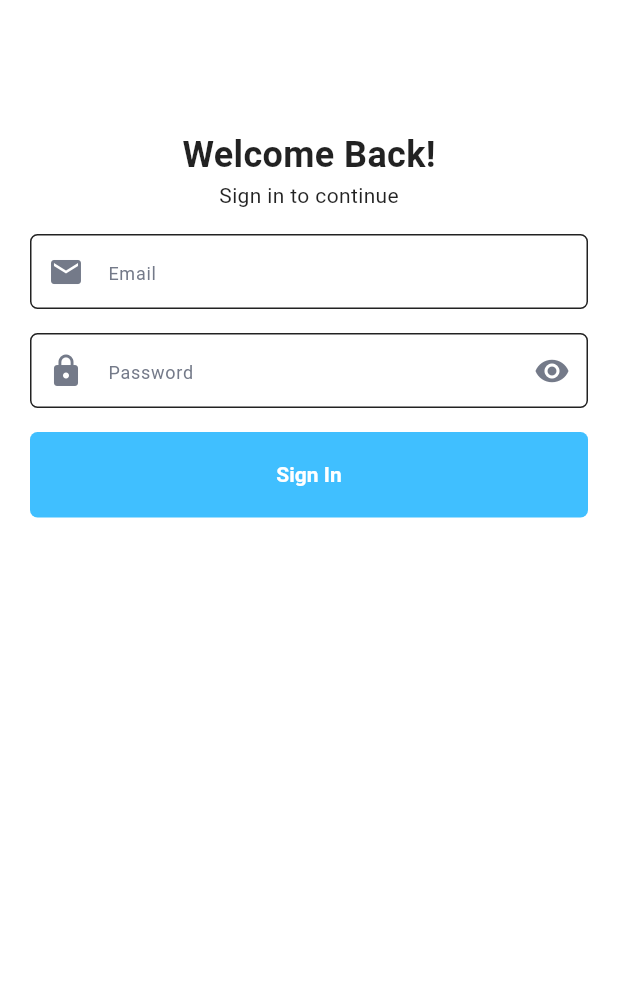
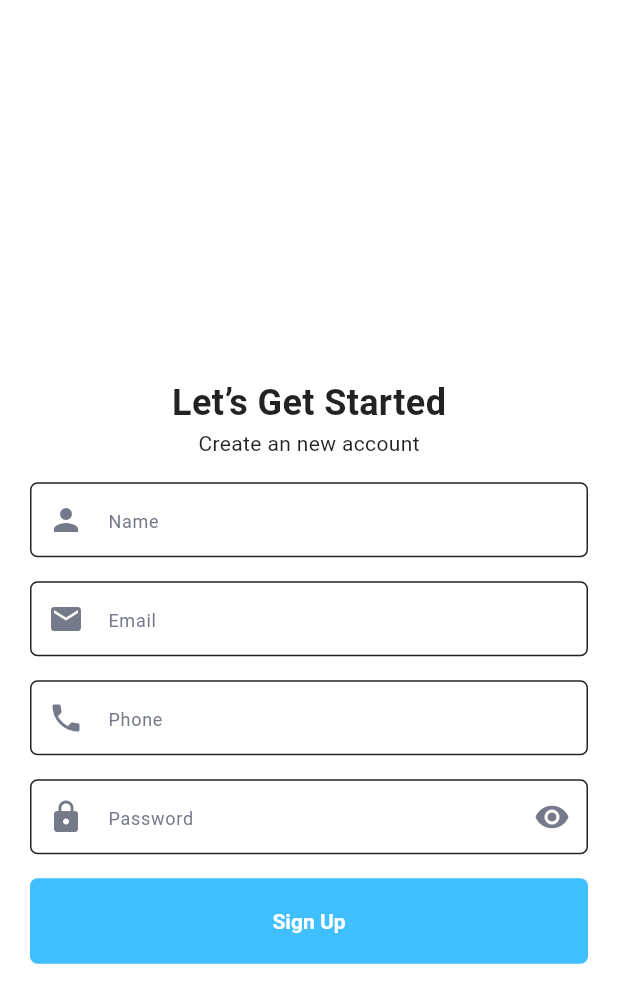
Before and after one commit to Ommarragab52/E-CommerceApp-Flutter-, a Flutter app: the screen it shows after launch, on a phone screen of 412 x 824 dp. Shown: the top 1003 px of the screen. Run offline on Flutter 3.47's test engine with Material 3 defaults, Android fonts, the phone set to English and light mode, and no system bars; our stand-ins replace dio, flutter_bloc, smooth_page_indicator.

Commit message:
+ Add register feature

```diff
--- a/lib/core/networking/api_constants.dart
+++ b/lib/core/networking/api_constants.dart
@@ -1,4 +1,5 @@
 class ApiConstants {
   static const BASE_URL = 'https://student.valuxapps.com/api/';
   static const LOGIN_ENDPOINT = 'login';
+  static const REGISTER_ENDPOINT = 'register';
 }
--- a/lib/core/routing/app_router.dart
+++ b/lib/core/routing/app_router.dart
@@ -4,6 +4,8 @@ import 'package:flutter_ecommerce_app/core/routing/routes.dart';
 import 'package:flutter_ecommerce_app/features/login/logic/login_cubit.dart';
 import 'package:flutter_ecommerce_app/features/login/ui/login_screen.dart';
 import 'package:flutter_ecommerce_app/features/onboarding/onboarding_screen.dart';
+import 'package:flutter_ecommerce_app/features/register/logic/register_cubit.dart';
+import 'package:flutter_ecommerce_app/features/register/ui/register_screen.dart';
 
 class AppRouter {
   Route? generateRoute(RouteSettings settings) {
@@ -12,10 +14,18 @@ class AppRouter {
         return MaterialPageRoute(
           builder: (context) => const OnBoardingScreen(),
         );
+
       case Routes.loginScreen:
         return MaterialPageRoute(
             builder: (contex) => BlocProvider(
                 create: (context) => LoginCubit(), child: const LoginScreen()));
+
+      case Routes.registerScreen:
+        return MaterialPageRoute(
+            builder: (context) => BlocProvider(
+                create: (context) => RegisterCubit(),
+                child: const RegisterScreen()));
+
       default:
         return null;
     }
--- a/lib/core/routing/routes.dart
+++ b/lib/core/routing/routes.dart
@@ -1,4 +1,5 @@
 class Routes {
   static const String onBoardingScreen = '/onBoardingScreen';
   static const String loginScreen = '/loginScreen';
+  static const String registerScreen = '/registerScreen';
 }
--- a/lib/ecommerce_app.dart
+++ b/lib/ecommerce_app.dart
@@ -12,7 +12,7 @@ class EcommerceApp extends StatelessWidget {
     return MaterialApp(
       debugShowCheckedModeBanner: false,
       theme: lightTheme,
-      initialRoute: Routes.loginScreen,
+      initialRoute: Routes.registerScreen,
       onGenerateRoute: appRouter.generateRoute,
     );
   }
--- a/lib/features/login/data/repository/login_repository.dart
+++ b/lib/features/login/data/repository/login_repository.dart
@@ -12,7 +12,7 @@ class LoginRepository {
       var response =
           await apiServices.signIn(loginRequest: loginRequest, lang: lang);
       return LoginResponse.fromJson(response.data);
-    } catch (error) {
+    } catch (e) {
       rethrow;
     }
   }
--- a/lib/features/login/logic/login_cubit.dart
+++ b/lib/features/login/logic/login_cubit.dart
@@ -10,10 +10,10 @@ class LoginCubit extends Cubit<LoginState> {
   var formKey = GlobalKey<FormState>();
   var emailColtroller = TextEditingController();
   var passwordColtroller = TextEditingController();
-  var loginRepository = LoginRepository(apiServices: ApiServices());
 
   void signIn() {
     emit(LoginLoadingState());
+    var loginRepository = LoginRepository(apiServices: ApiServices());
     loginRepository
         .signIn(
             loginRequest: LoginRequest(
--- a/lib/features/login/ui/widgets/email_and_password.dart
+++ b/lib/features/login/ui/widgets/email_and_password.dart
@@ -12,7 +12,7 @@ class EmailPasswordTextFiled extends StatefulWidget {
 
 class _EmailPasswordTextFiledState extends State<EmailPasswordTextFiled> {
   var isPassword = true;
-  @override
+
   @override
   Widget build(BuildContext context) {
     return Form(
--- /dev/null
+++ b/lib/features/register/data/models/register_request.dart
@@ -0,0 +1,31 @@
+class RegisterRequest {
+  final String name;
+  final String email;
+  final String password;
+  final String phone;
+
+  RegisterRequest({
+    required this.email,
+    required this.password,
+    required this.name,
+    required this.phone,
+  });
+
+  factory RegisterRequest.fromJson(Map<String, dynamic> json) {
+    return RegisterRequest(
+      name: json['name'],
+      email: json['email'],
+      password: json['password'],
+      phone: json['phone'],
+    );
+  }
+
+  Map<String, dynamic> toJson(RegisterRequest registerRequest) {
+    return <String, dynamic>{
+      'email': registerRequest.email,
+      'password': registerRequest.password,
+      'name': registerRequest.name,
+      'phone': registerRequest.phone
+    };
+  }
+}
--- /dev/null
+++ b/lib/features/register/data/reopository/register_repository.dart
@@ -0,0 +1,19 @@
+import 'package:flutter_ecommerce_app/core/networking/api_services.dart';
+import 'package:flutter_ecommerce_app/features/register/data/models/register_request.dart';
+import 'package:flutter_ecommerce_app/features/register/data/models/register_response.dart';
+
+class RegisterRepository {
+  final ApiServices apiServices;
+  RegisterRepository({required this.apiServices});
+
+  Future<RegisterResponse> signUp(
+      {required RegisterRequest registerRequest, String? lang}) async {
+    try {
+      var response = await apiServices.signUp(
+          registerRequest: registerRequest, lang: lang);
+      return RegisterResponse.fromJson(response.data);
+    } catch (e) {
+      rethrow;
+    }
+  }
+}
--- /dev/null
+++ b/lib/features/register/logic/register_cubit.dart
@@ -0,0 +1,39 @@
+import 'package:flutter/material.dart';
+import 'package:flutter_bloc/flutter_bloc.dart';
+import 'package:flutter_ecommerce_app/core/networking/api_services.dart';
+import 'package:flutter_ecommerce_app/features/register/data/models/register_request.dart';
+import 'package:flutter_ecommerce_app/features/register/data/reopository/register_repository.dart';
+import 'package:flutter_ecommerce_app/features/register/logic/register_state.dart';
+
+class RegisterCubit extends Cubit<RegisterState> {
+  RegisterCubit() : super(RegisterInitialState());
+  var formKey = GlobalKey<FormState>();
+  var nameController = TextEditingController();
+  var emailController = TextEditingController();
+  var passwordController = TextEditingController();
+  var phoneController = TextEditingController();
+
+  void signUp() {
+    emit(RegisterLoadingState());
+    var registerRepository = RegisterRepository(apiServices: ApiServices());
+    registerRepository
+        .signUp(
+            registerRequest: RegisterRequest(
+                name: nameController.text,
+                email: emailController.text,
+                password: passwordController.text,
+                phone: phoneController.text),
+            lang: 'en')
+        .then(
+      (response) {
+        if (response.status == true) {
+          emit(RegisterSuccessState(message: response.message));
+        } else {
+          emit(RegisterErrorState(message: response.message));
+        }
+      },
+    ).catchError((error) {
+      emit(RegisterErrorState(message: error.toString()));
+    });
+  }
+}
--- /dev/null
+++ b/lib/features/register/logic/register_state.dart
@@ -0,0 +1,15 @@
+abstract class RegisterState {}
+
+class RegisterInitialState extends RegisterState {}
+
+class RegisterLoadingState extends RegisterState {}
+
+class RegisterSuccessState extends RegisterState {
+  String? message;
+  RegisterSuccessState({this.message});
+}
+
+class RegisterErrorState extends RegisterState {
+  String? message;
+  RegisterErrorState({this.message});
+}
--- /dev/null
+++ b/lib/features/register/ui/register_screen.dart
@@ -0,0 +1,62 @@
+import 'package:flutter/material.dart';
+import 'package:flutter_bloc/flutter_bloc.dart';
+import 'package:flutter_ecommerce_app/core/widgets/app_text_button.dart';
+import 'package:flutter_ecommerce_app/features/register/logic/register_cubit.dart';
+import 'package:flutter_ecommerce_app/features/register/logic/register_state.dart';
+import 'package:flutter_ecommerce_app/features/register/ui/widgets/Register_title_text.dart';
+import 'package:flutter_ecommerce_app/features/register/ui/widgets/register_text_fileds.dart';
+
+class RegisterScreen extends StatelessWidget {
+  const RegisterScreen({super.key});
+
+  @override
+  Widget build(BuildContext context) {
+    return BlocConsumer<RegisterCubit, RegisterState>(
+        listener: (context, state) {
+      if (state is RegisterSuccessState) {
+        ScaffoldMessenger.of(context)
+            .showSnackBar(SnackBar(content: Text('${state.message}')));
+      }
+      if (state is RegisterErrorState) {
+        ScaffoldMessenger.of(context)
+            .showSnackBar(SnackBar(content: Text('${state.message}')));
+      }
+    }, builder: (context, state) {
+      return Scaffold(
+        body: SafeArea(
+          child: Center(
+            child: SingleChildScrollView(
+              child: Padding(
+                padding: const EdgeInsetsDirectional.only(
+                    start: 20, end: 20, top: 100, bottom: 30),
+                child: Column(
+                  children: [
+                    const RegisterTitleText(),
+                    const SizedBox(height: 16),
+                    const RegisterTextFileds(),
+                    const SizedBox(height: 16),
+                    Container(
+                        child: (state is RegisterLoadingState)
+                            ? CircularProgressIndicator()
+                            : AppTextButton(
+                                onPressed: () {
+                                  if (context
+                                      .read<RegisterCubit>()
+                                      .formKey
+                                      .currentState!
+                                      .validate()) {
+                                    context.read<RegisterCubit>().signUp();
+                                  }
+                                },
+                                text: 'Sign Up',
+                              ))
+                  ],
+                ),
+              ),
+            ),
+          ),
+        ),
+      );
+    });
+  }
+}
--- /dev/null
+++ b/lib/features/register/ui/widgets/Register_title_text.dart
@@ -0,0 +1,17 @@
+import 'package:flutter/material.dart';
+
+class RegisterTitleText extends StatelessWidget {
+  const RegisterTitleText({super.key});
+
+  @override
+  Widget build(BuildContext context) {
+    return const Column(
+      children: [
+        Text('Let’s Get Started',
+            style: TextStyle(fontSize: 24, fontWeight: FontWeight.w700)),
+        Text('Create an new account',
+            style: TextStyle(fontSize: 14, fontWeight: FontWeight.w400)),
+      ],
+    );
+  }
+}
--- /dev/null
+++ b/lib/features/register/ui/widgets/register_text_fileds.dart
@@ -0,0 +1,90 @@
+import 'package:flutter/material.dart';
+import 'package:flutter_bloc/flutter_bloc.dart';
+import 'package:flutter_ecommerce_app/core/widgets/app_text_form_filed.dart';
+import 'package:flutter_ecommerce_app/features/register/logic/register_cubit.dart';
+
+class RegisterTextFileds extends StatefulWidget {
+  const RegisterTextFileds({super.key});
+
+  @override
+  State<RegisterTextFileds> createState() => _RegisterTextFiledsState();
+}
+
+class _RegisterTextFiledsState extends State<RegisterTextFileds> {
+  var isPassword = true;
+
+  @override
+  Widget build(BuildContext context) {
+    return Form(
+        key: context.read<RegisterCubit>().formKey,
+        child: Column(
+          children: [
+            AppTextFormField(
+              hintText: 'Name',
+              controller: context.read<RegisterCubit>().nameController,
+              prefixIcon: Icons.person,
+              validator: (value) {
+                if (value == null || value.isEmpty) {
+                  return 'Please enter a name';
+                }
+              },
+            ),
+            const SizedBox(
+              height: 16,
+            ),
+            AppTextFormField(
+                hintText: 'Email',
+                controller: context.read<RegisterCubit>().emailController,
+                prefixIcon: Icons.email,
+                keyboardType: TextInputType.emailAddress,
+                validator: (value) {
+                  if (value == null || value.isEmpty) {
+                    return 'Please enter a valid email';
+                  }
+                }),
+            const SizedBox(
+              height: 16,
+            ),
+            AppTextFormField(
+              hintText: 'Phone',
+              controller: context.read<RegisterCubit>().phoneController,
+              keyboardType: TextInputType.phone,
+              prefixIcon: Icons.phone,
+              validator: (value) {
+                if (value == null || value.isEmpty) {
+                  return 'Please enter a valid phone number';
+                }
+              },
+            ),
+            const SizedBox(
+              height: 16,
+            ),
+            AppTextFormField(
+                hintText: 'Password',
+                isPassword: isPassword,
+                prefixIcon: Icons.lock,
+                keyboardType: TextInputType.visiblePassword,
+                sufixIcon: GestureDetector(
+                  onTap: () {
+                    setState(() {
+                      isPassword = !isPassword;
+                    });
+                  },
+                  child: isPassword
+                      ? const Icon(
+                          Icons.visibility,
+                        )
+                      : const Icon(
+                          Icons.visibility_off,
+                        ),
+                ),
+                controller: context.read<RegisterCubit>().passwordController,
+                validator: (value) {
+                  if (value == null || value.isEmpty) {
+                    return 'Please enter a valid password';
+                  }
+                })
+          ],
+        ));
+  }
+}
```
Also changed, not shown: lib/core/networking/api_services.dart (+17 -2 lines), lib/features/register/data/models/register_response.dart (added, +46 -0 lines).
